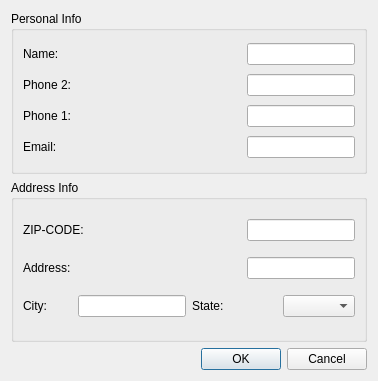
Old version of the form newcustomerdialog.ui in the repository pliniofpa/Profiles_Project.
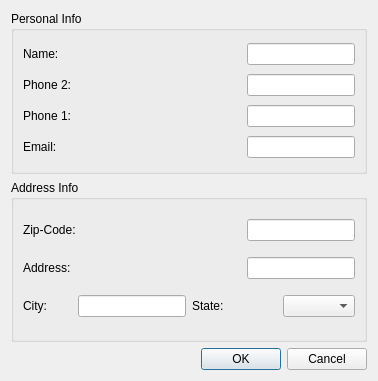
New version of the form.

What changed in the file:
```diff
--- a/newcustomerdialog.ui
+++ b/newcustomerdialog.ui
@@ -102,7 +102,7 @@
         <item>
          <widget class="QLabel" name="label_6">
           <property name="text">
-           <string>ZIP-CODE:</string>
+           <string>Zip-Code:</string>
           </property>
           <property name="buddy">
            <cstring>zip_code_lineEdit_6</cstring>
```
